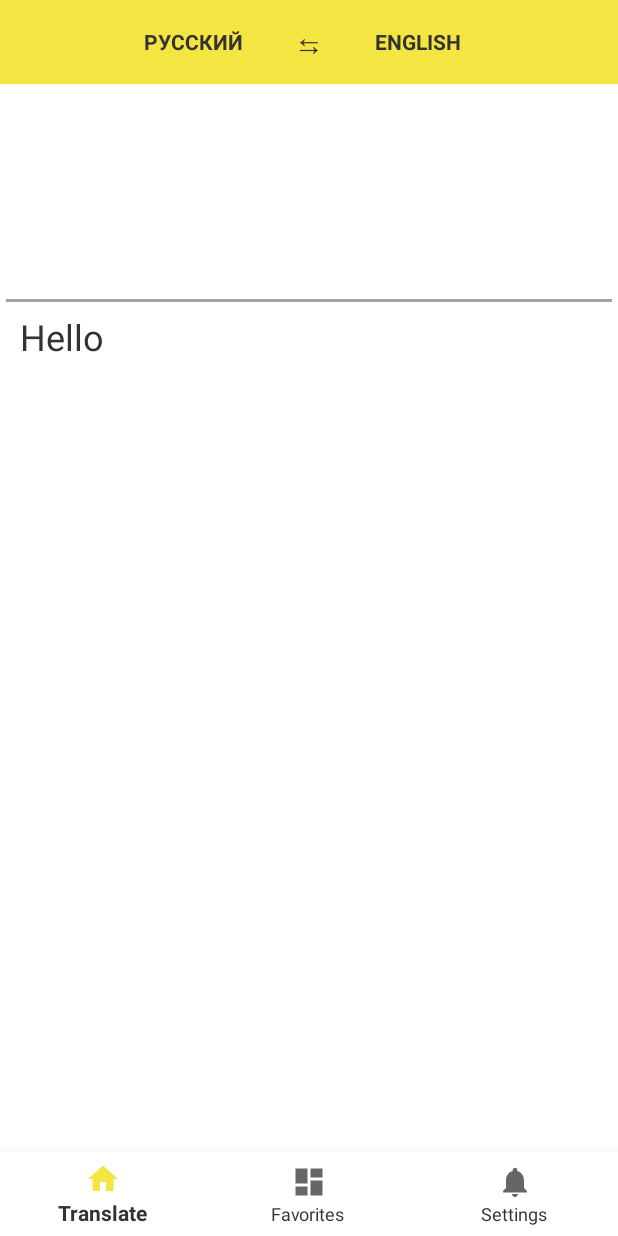
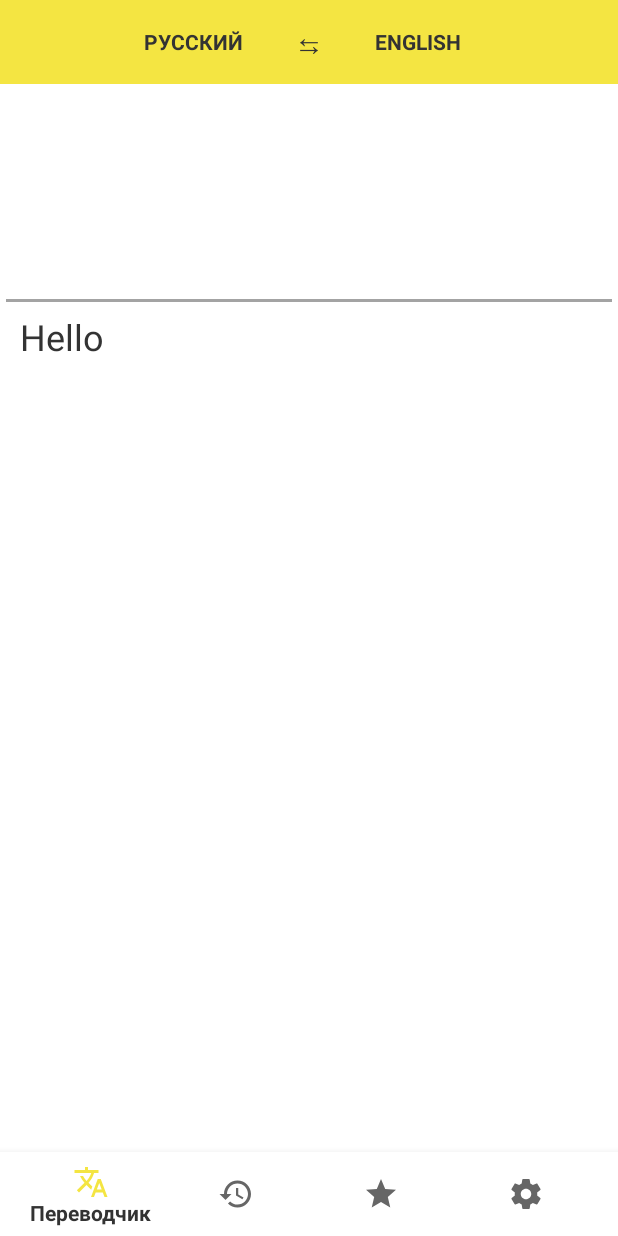
Before and after one commit to mlshv/SimpleTranslate, an Android app: the screen it shows after launch (MainActivity), on a phone screen of 412 x 824 dp. Run offline under Robolectric (Android 15) with nearby library versions, the phone set to English and light mode, and no system bars.

Commit message:
Заменены иконки, убраны вложеные фрагменты

```diff
--- a/app/src/main/java/me/mlshv/simpletranslate/ui/activities/MainActivity.java
+++ b/app/src/main/java/me/mlshv/simpletranslate/ui/activities/MainActivity.java
@@ -9,14 +9,17 @@ import android.view.MenuItem;
 
 import me.mlshv.simpletranslate.R;
 import me.mlshv.simpletranslate.data.model.Translation;
-import me.mlshv.simpletranslate.ui.fragments.FavoritesHistoryContainerFragment;
+import me.mlshv.simpletranslate.ui.fragments.FavoritesFragment;
+import me.mlshv.simpletranslate.ui.fragments.HistoryFragment;
 import me.mlshv.simpletranslate.ui.fragments.SettingsFragment;
 import me.mlshv.simpletranslate.ui.fragments.TranslateFragment;
+import me.mlshv.simpletranslate.util.BottomNavigationViewHelper;
 
 public class MainActivity extends FragmentActivity {
 
     private TranslateFragment translateFragment;
-    private FavoritesHistoryContainerFragment favoritesHistoryContainerFragment;
+    private HistoryFragment historyFragment;
+    private FavoritesFragment favoritesFragment;
     private SettingsFragment settingsFragment;
     private Fragment currentFragment;
     private BottomNavigationView navigation;
@@ -38,8 +41,11 @@ public class MainActivity extends FragmentActivity {
                 case R.id.navigation_translate:
                     goToFragment(translateFragment);
                     return true;
+                case R.id.navigation_history:
+                    goToFragment(historyFragment);
+                    return true;
                 case R.id.navigation_favorites:
-                    goToFragment(favoritesHistoryContainerFragment);
+                    goToFragment(favoritesFragment);
                     return true;
                 case R.id.navigation_settings:
                     goToFragment(settingsFragment);
@@ -53,17 +59,20 @@ public class MainActivity extends FragmentActivity {
     private void initBottomNavigation() {
         navigation = (BottomNavigationView) findViewById(R.id.navigation);
         navigation.setOnNavigationItemSelectedListener(mOnNavigationItemSelectedListener);
-
+        BottomNavigationViewHelper.removeShiftMode(navigation);
     }
 
     private void initFragments() {
             translateFragment = new TranslateFragment();
-            favoritesHistoryContainerFragment = new FavoritesHistoryContainerFragment();
+            historyFragment = new HistoryFragment();
+            favoritesFragment = new FavoritesFragment();
             settingsFragment = new SettingsFragment();
             getSupportFragmentManager().beginTransaction()
                     // добавляем и скрываем фрагменты при старте, иначе при первом переходе будет лаг анимации
-                    .add(R.id.main_container, favoritesHistoryContainerFragment)
-                    .hide(favoritesHistoryContainerFragment)
+                    .add(R.id.main_container, historyFragment)
+                    .hide(historyFragment)
+                    .add(R.id.main_container, favoritesFragment)
+                    .hide(favoritesFragment)
                     .add(R.id.main_container, settingsFragment)
                     .hide(settingsFragment)
                     .add(R.id.main_container, translateFragment)
--- a/app/src/main/java/me/mlshv/simpletranslate/ui/fragments/FavoritesFragment.java
+++ b/app/src/main/java/me/mlshv/simpletranslate/ui/fragments/FavoritesFragment.java
@@ -13,6 +13,7 @@ import me.mlshv.simpletranslate.App;
 import me.mlshv.simpletranslate.R;
 import me.mlshv.simpletranslate.data.db.DbHelper;
 import me.mlshv.simpletranslate.data.db.DbManager;
+import me.mlshv.simpletranslate.ui.activities.MainActivity;
 import me.mlshv.simpletranslate.util.TranslationsRecyclerAdapter;
 
 public class FavoritesFragment extends Fragment {
@@ -33,7 +34,8 @@ public class FavoritesFragment extends Fragment {
         dbManager = new DbManager(App.getInstance());
         dbManager.open();
         favoritesList.setAdapter(new TranslationsRecyclerAdapter(
-                        dbManager.fetchTable(DbHelper.FAVORITES_TABLE)));
+                        dbManager.fetchTable(DbHelper.FAVORITES_TABLE),
+                        ((MainActivity) this.getActivity())));
     }
 
     @Override
--- a/app/src/main/java/me/mlshv/simpletranslate/ui/fragments/FavoritesHistoryContainerFragment.java
+++ /dev/null
@@ -1,73 +0,0 @@
-package me.mlshv.simpletranslate.ui.fragments;
-
-
-import android.os.Bundle;
-import android.support.v4.app.Fragment;
-import android.support.v4.app.FragmentManager;
-import android.support.v4.app.FragmentPagerAdapter;
-import android.support.v4.view.ViewPager;
-import android.view.LayoutInflater;
-import android.view.View;
-import android.view.ViewGroup;
-
-import java.util.List;
-
-import me.mlshv.simpletranslate.R;
-
-public class FavoritesHistoryContainerFragment extends Fragment {
-    private HistoryFragment historyFragment = new HistoryFragment();
-    private FavoritesFragment favoritesFragment = new FavoritesFragment();
-
-    @Override
-    public View onCreateView(LayoutInflater inflater, ViewGroup container,
-                             Bundle savedInstanceState) {
-        View view = inflater.inflate(R.layout.fragment_favorites_history_container, container, false);
-        // Инициализируем ViewPager и наш фрагмент
-        ViewPager viewPager = (ViewPager) view.findViewById(R.id.favorites_history_viewpager);
-        FavoritesHistoryPagerAdapter pagerAdapter = new FavoritesHistoryPagerAdapter(getChildFragmentManager());
-        viewPager.setAdapter(pagerAdapter);
-        return view;
-    }
-
-    private class FavoritesHistoryPagerAdapter extends FragmentPagerAdapter {
-        private Fragment fragments[] = new Fragment[] { historyFragment, favoritesFragment };
-        private String tabTitles[] = new String[] { "История", "Избранное" };
-
-        FavoritesHistoryPagerAdapter(FragmentManager fm) {
-            super(fm);
-        }
-
-        @Override
-        public int getCount() {
-            return fragments.length;
-        }
-
-        @Override
-        public Fragment getItem(int position) {
-            return fragments[position];
-        }
-
-        @Override
-        public CharSequence getPageTitle(int position) {
-            return tabTitles[position];
-        }
-    }
-
-
-    @Override
-    public void onHiddenChanged(boolean hidden) {
-        super.onHiddenChanged(hidden);
-        // уведомляем вложенные фрагменты о том, что батю показали (support library bug fix)
-        final FragmentManager childFragmentManager = getChildFragmentManager();
-
-        if (childFragmentManager != null) {
-            final List<Fragment> nestedFragments = childFragmentManager.getFragments();
-            if (nestedFragments == null || nestedFragments.size() == 0) return;
-            for (Fragment childFragment : nestedFragments) {
-                if (childFragment != null && !childFragment.isDetached() && !childFragment.isRemoving()) {
-                    childFragment.onHiddenChanged(hidden);
-                }
-            }
-        }
-    }
-}
--- a/app/src/main/java/me/mlshv/simpletranslate/ui/fragments/HistoryFragment.java
+++ b/app/src/main/java/me/mlshv/simpletranslate/ui/fragments/HistoryFragment.java
@@ -13,6 +13,7 @@ import me.mlshv.simpletranslate.App;
 import me.mlshv.simpletranslate.R;
 import me.mlshv.simpletranslate.data.db.DbHelper;
 import me.mlshv.simpletranslate.data.db.DbManager;
+import me.mlshv.simpletranslate.ui.activities.MainActivity;
 import me.mlshv.simpletranslate.util.TranslationsRecyclerAdapter;
 
 public class HistoryFragment extends Fragment {
@@ -33,7 +34,8 @@ public class HistoryFragment extends Fragment {
         dbManager = new DbManager(App.getInstance());
         dbManager.open();
         historyList.setAdapter(new TranslationsRecyclerAdapter(
-                        dbManager.fetchTable(DbHelper.HISTORY_TABLE)));
+                        dbManager.fetchTable(DbHelper.HISTORY_TABLE),
+                        ((MainActivity) this.getActivity())));
     }
 
     @Override
--- /dev/null
+++ b/app/src/main/java/me/mlshv/simpletranslate/util/BottomNavigationViewHelper.java
@@ -0,0 +1,32 @@
+package me.mlshv.simpletranslate.util;
+
+
+import android.support.design.internal.BottomNavigationItemView;
+import android.support.design.internal.BottomNavigationMenuView;
+import android.support.design.widget.BottomNavigationView;
+import android.util.Log;
+
+import java.lang.reflect.Field;
+
+public class BottomNavigationViewHelper {
+
+    public  static void removeShiftMode(BottomNavigationView view) {
+        BottomNavigationMenuView menuView = (BottomNavigationMenuView) view.getChildAt(0);
+        try {
+            Field shiftingMode = menuView.getClass().getDeclaredField("mShiftingMode");
+            shiftingMode.setAccessible(true);
+            shiftingMode.setBoolean(menuView, false);
+            shiftingMode.setAccessible(false);
+            for (int i = 0; i < menuView.getChildCount(); i++) {
+                BottomNavigationItemView item = (BottomNavigationItemView) menuView.getChildAt(i);
+                item.setShiftingMode(false);
+                // set once again checked value, so view will be updated
+                item.setChecked(item.getItemData().isChecked());
+            }
+        } catch (NoSuchFieldException e) {
+            Log.e("ERROR NO SUCH FIELD", "Unable to get shift mode field");
+        } catch (IllegalAccessException e) {
+            Log.e("ERROR ILLEGAL ALG", "Unable to change value of shift mode");
+        }
+    }
+}
--- a/app/src/main/java/me/mlshv/simpletranslate/util/TranslationsRecyclerAdapter.java
+++ b/app/src/main/java/me/mlshv/simpletranslate/util/TranslationsRecyclerAdapter.java
@@ -12,12 +12,15 @@ import android.widget.TextView;
 import me.mlshv.simpletranslate.App;
 import me.mlshv.simpletranslate.R;
 import me.mlshv.simpletranslate.data.model.Translation;
+import me.mlshv.simpletranslate.ui.activities.MainActivity;
 
 
 public class TranslationsRecyclerAdapter extends CursorRecyclerViewAdapter<TranslationsRecyclerAdapter.ViewHolder> {
+    private MainActivity mainActivity;
 
-    public TranslationsRecyclerAdapter(Cursor cursor) {
+    public TranslationsRecyclerAdapter(Cursor cursor, MainActivity mainActivity) {
         super(cursor);
+        this.mainActivity = mainActivity;
     }
 
     @Override
@@ -49,12 +52,14 @@ public class TranslationsRecyclerAdapter extends CursorRecyclerViewAdapter<Trans
             termLabel = (TextView) itemView.findViewById(R.id.list_term_label);
             translationLabel = (TextView) itemView.findViewById(R.id.list_translation_label);
             favoriteCheckbox = (CheckBox) itemView.findViewById(R.id.favorite_checkbox);
+            //favoriteCheckbox.setOnCheckedChangeListener();
             itemView.setOnClickListener(this);
         }
 
         @Override
         public void onClick(View view) {
             Log.d(App.tag(this), "onClick " + getAdapterPosition() + " " + item.toString());
+            mainActivity.goToTranslationFragmentAndShowTranslation(item);
         }
 
         void setItem(Translation item) {
--- a/app/src/main/res/drawable/ic_dashboard_black_24dp.xml
+++ /dev/null
@@ -1,9 +0,0 @@
-<vector xmlns:android="http://schemas.android.com/apk/res/android"
-    android:width="24dp"
-    android:height="24dp"
-    android:viewportHeight="24.0"
-    android:viewportWidth="24.0">
-    <path
-        android:fillColor="#FF000000"
-        android:pathData="M3,13h8L11,3L3,3v10zM3,21h8v-6L3,15v6zM13,21h8L21,11h-8v10zM13,3v6h8L21,3h-8z" />
-</vector>
--- /dev/null
+++ b/app/src/main/res/drawable/ic_history_black_24dp.xml
@@ -0,0 +1,9 @@
+<vector xmlns:android="http://schemas.android.com/apk/res/android"
+        android:width="24dp"
+        android:height="24dp"
+        android:viewportWidth="24.0"
+        android:viewportHeight="24.0">
+    <path
+        android:fillColor="#FF000000"
+        android:pathData="M13,3c-4.97,0 -9,4.03 -9,9L1,12l3.89,3.89 0.07,0.14L9,12L6,12c0,-3.87 3.13,-7 7,-7s7,3.13 7,7 -3.13,7 -7,7c-1.93,0 -3.68,-0.79 -4.94,-2.06l-1.42,1.42C8.27,19.99 10.51,21 13,21c4.97,0 9,-4.03 9,-9s-4.03,-9 -9,-9zM12,8v5l4.28,2.54 0.72,-1.21 -3.5,-2.08L13.5,8L12,8z"/>
+</vector>
--- a/app/src/main/res/drawable/ic_home_black_24dp.xml
+++ /dev/null
@@ -1,9 +0,0 @@
-<vector xmlns:android="http://schemas.android.com/apk/res/android"
-    android:width="24dp"
-    android:height="24dp"
-    android:viewportHeight="24.0"
-    android:viewportWidth="24.0">
-    <path
-        android:fillColor="#FF000000"
-        android:pathData="M10,20v-6h4v6h5v-8h3L12,3 2,12h3v8z" />
-</vector>
--- a/app/src/main/res/drawable/ic_notifications_black_24dp.xml
+++ /dev/null
@@ -1,9 +0,0 @@
-<vector xmlns:android="http://schemas.android.com/apk/res/android"
-    android:width="24dp"
-    android:height="24dp"
-    android:viewportHeight="24.0"
-    android:viewportWidth="24.0">
-    <path
-        android:fillColor="#FF000000"
-        android:pathData="M12,22c1.1,0 2,-0.9 2,-2h-4c0,1.1 0.89,2 2,2zM18,16v-5c0,-3.07 -1.64,-5.64 -4.5,-6.32L13.5,4c0,-0.83 -0.67,-1.5 -1.5,-1.5s-1.5,0.67 -1.5,1.5v0.68C7.63,5.36 6,7.92 6,11v5l-2,2v1h16v-1l-2,-2z" />
-</vector>
--- /dev/null
+++ b/app/src/main/res/drawable/ic_settings_black_24dp.xml
@@ -0,0 +1,9 @@
+<vector xmlns:android="http://schemas.android.com/apk/res/android"
+        android:width="24dp"
+        android:height="24dp"
+        android:viewportWidth="24.0"
+        android:viewportHeight="24.0">
+    <path
+        android:fillColor="#FF000000"
+        android:pathData="M19.43,12.98c0.04,-0.32 0.07,-0.64 0.07,-0.98s-0.03,-0.66 -0.07,-0.98l2.11,-1.65c0.19,-0.15 0.24,-0.42 0.12,-0.64l-2,-3.46c-0.12,-0.22 -0.39,-0.3 -0.61,-0.22l-2.49,1c-0.52,-0.4 -1.08,-0.73 -1.69,-0.98l-0.38,-2.65C14.46,2.18 14.25,2 14,2h-4c-0.25,0 -0.46,0.18 -0.49,0.42l-0.38,2.65c-0.61,0.25 -1.17,0.59 -1.69,0.98l-2.49,-1c-0.23,-0.09 -0.49,0 -0.61,0.22l-2,3.46c-0.13,0.22 -0.07,0.49 0.12,0.64l2.11,1.65c-0.04,0.32 -0.07,0.65 -0.07,0.98s0.03,0.66 0.07,0.98l-2.11,1.65c-0.19,0.15 -0.24,0.42 -0.12,0.64l2,3.46c0.12,0.22 0.39,0.3 0.61,0.22l2.49,-1c0.52,0.4 1.08,0.73 1.69,0.98l0.38,2.65c0.03,0.24 0.24,0.42 0.49,0.42h4c0.25,0 0.46,-0.18 0.49,-0.42l0.38,-2.65c0.61,-0.25 1.17,-0.59 1.69,-0.98l2.49,1c0.23,0.09 0.49,0 0.61,-0.22l2,-3.46c0.12,-0.22 0.07,-0.49 -0.12,-0.64l-2.11,-1.65zM12,15.5c-1.93,0 -3.5,-1.57 -3.5,-3.5s1.57,-3.5 3.5,-3.5 3.5,1.57 3.5,3.5 -1.57,3.5 -3.5,3.5z"/>
+</vector>
--- /dev/null
+++ b/app/src/main/res/drawable/ic_star_black_24dp.xml
@@ -0,0 +1,9 @@
+<vector xmlns:android="http://schemas.android.com/apk/res/android"
+        android:width="24dp"
+        android:height="24dp"
+        android:viewportWidth="24.0"
+        android:viewportHeight="24.0">
+    <path
+        android:fillColor="#FF000000"
+        android:pathData="M12,17.27L18.18,21l-1.64,-7.03L22,9.24l-7.19,-0.61L12,2 9.19,8.63 2,9.24l5.46,4.73L5.82,21z"/>
+</vector>
--- /dev/null
+++ b/app/src/main/res/drawable/ic_translate_black_24dp.xml
@@ -0,0 +1,9 @@
+<vector xmlns:android="http://schemas.android.com/apk/res/android"
+        android:width="24dp"
+        android:height="24dp"
+        android:viewportWidth="24.0"
+        android:viewportHeight="24.0">
+    <path
+        android:fillColor="#FF000000"
+        android:pathData="M12.87,15.07l-2.54,-2.51 0.03,-0.03c1.74,-1.94 2.98,-4.17 3.71,-6.53L17,6L17,4h-7L10,2L8,2v2L1,4v1.99h11.17C11.5,7.92 10.44,9.75 9,11.35 8.07,10.32 7.3,9.19 6.69,8h-2c0.73,1.63 1.73,3.17 2.98,4.56l-5.09,5.02L4,19l5,-5 3.11,3.11 0.76,-2.04zM18.5,10h-2L12,22h2l1.12,-3h4.75L21,22h2l-4.5,-12zM15.88,17l1.62,-4.33L19.12,17h-3.24z"/>
+</vector>
--- a/app/src/main/res/menu/navigation.xml
+++ b/app/src/main/res/menu/navigation.xml
@@ -3,17 +3,22 @@
 
     <item
         android:id="@+id/navigation_translate"
-        android:icon="@drawable/ic_home_black_24dp"
+        android:icon="@drawable/ic_translate_black_24dp"
         android:title="@string/title_translate" />
 
     <item
+        android:id="@+id/navigation_history"
+        android:icon="@drawable/ic_history_black_24dp"
+        android:title="@string/title_history" />
+
+    <item
         android:id="@+id/navigation_favorites"
-        android:icon="@drawable/ic_dashboard_black_24dp"
+        android:icon="@drawable/ic_star_black_24dp"
         android:title="@string/title_favorites" />
 
     <item
         android:id="@+id/navigation_settings"
-        android:icon="@drawable/ic_notifications_black_24dp"
+        android:icon="@drawable/ic_settings_black_24dp"
         android:title="@string/title_settings" />
 
 </menu>
--- a/app/src/main/res/values/strings.xml
+++ b/app/src/main/res/values/strings.xml
@@ -1,8 +1,9 @@
 <resources>
-    <string name="app_name">Simple Translate</string>
-    <string name="title_translate">Translate</string>
-    <string name="title_favorites">Favorites</string>
-    <string name="title_settings">Settings</string>
+    <string name="app_name">Простой переводчик</string>
+    <string name="title_translate">Переводчик</string>
+    <string name="title_history">История</string>
+    <string name="title_favorites">Избранное</string>
+    <string name="title_settings">Настройки</string>
     <string name="russian">Русский</string>
     <string name="english">English</string>
 </resources>
```
Also changed, not shown: app/src/main/res/layout/fragment_favorites.xml (+9 -0 lines), app/src/main/res/layout/fragment_favorites_history_container.xml (deleted, +0 -17 lines), app/src/main/res/layout/fragment_history.xml (+9 -0 lines), 1 other file.
